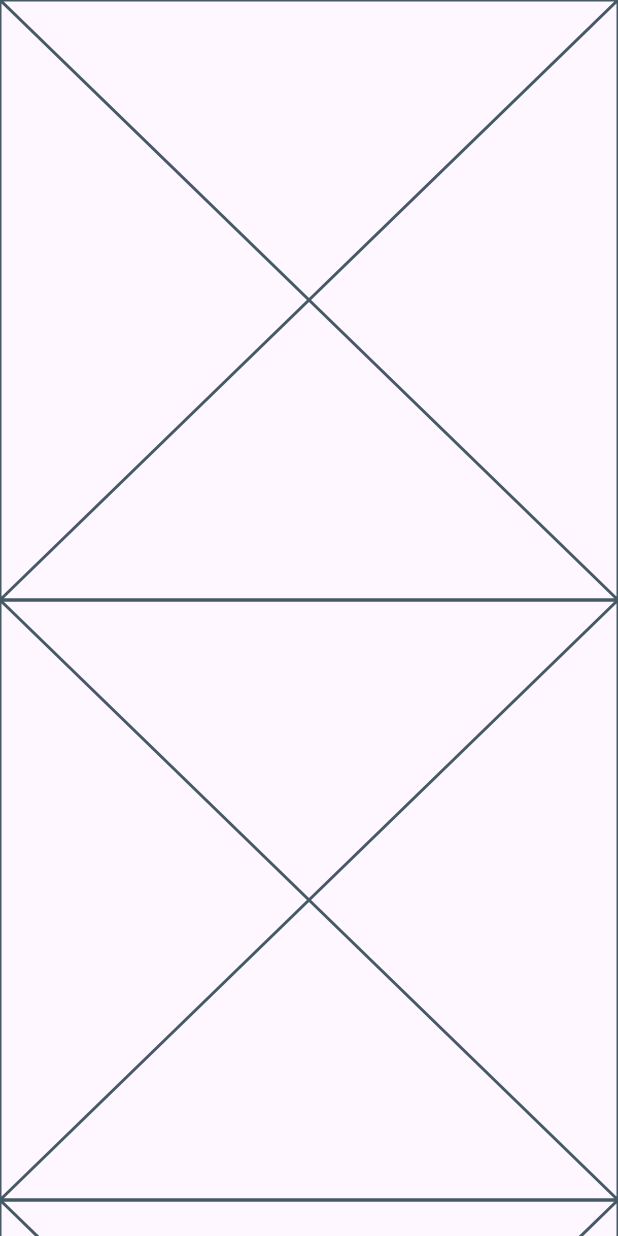
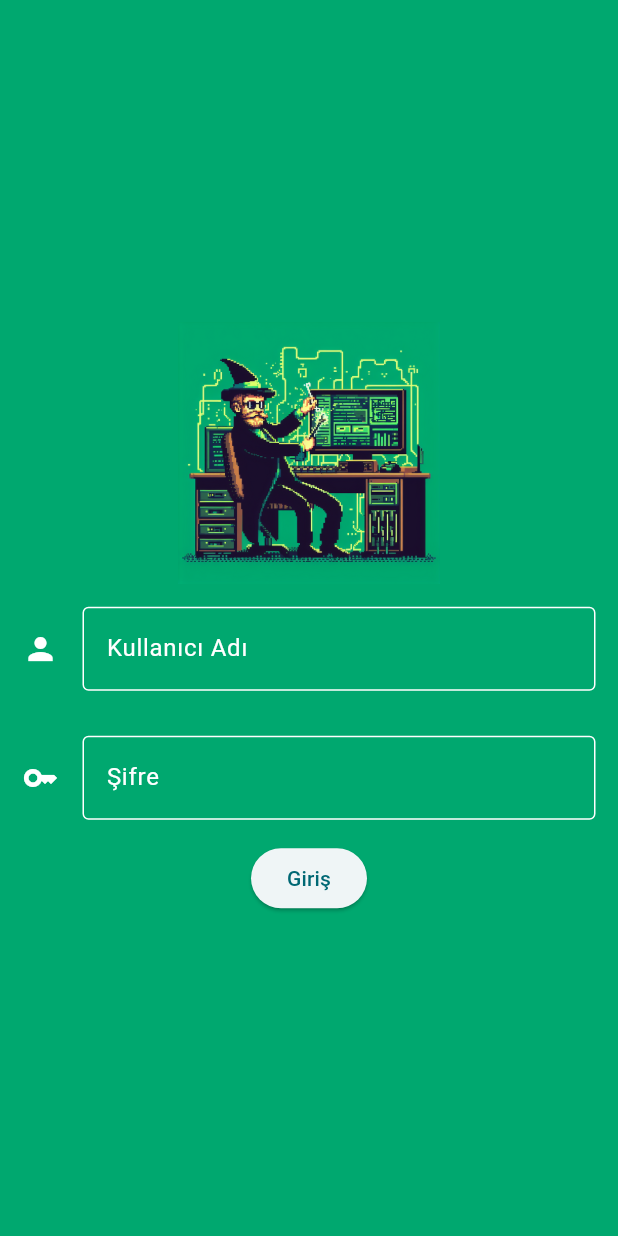
Before and after one commit to emomu/e_learning_app, a Flutter app: the screen it shows after launch, on a phone screen of 412 x 824 dp. Run offline on Flutter 3.47's test engine with Material 3 defaults, Android fonts, the light colour scheme and no system bars; our stand-ins replace equatable, flutter_bloc.

Commit message:
Login sistemi

```diff
--- /dev/null
+++ b/lib/blocs/auth/login/login_bloc.dart
@@ -0,0 +1,41 @@
+import 'package:elearningapp/blocs/auth/login/login_event.dart';
+import 'package:elearningapp/blocs/auth/login/login_state.dart';
+import 'package:elearningapp/views/ui/login/form_subbmission_status.dart';
+import 'package:flutter_bloc/flutter_bloc.dart';
+import 'package:elearningapp/data/repo/auth/login/login_repo.dart';
+
+class LoginBloc extends Bloc<LoginEvent,LoginState>{
+  final LoginRepo? authRepo;
+
+
+
+  LoginBloc({required this.authRepo}) : super(const LoginState()){
+   on<LoginEvent>(
+       (event,emit) async {
+         await mapEventToState(event,emit);
+       },
+   );
+  }
+
+  Future mapEventToState(LoginEvent event,Emitter<LoginState> emit) async {
+    if(event is LoginUsernameChanged){
+      emit(state.copyWrite(username: event.username));
+    }else if(event is LoginPasswordChanged){
+      emit(state.copyWrite(password: event.password));
+    }else if(event is LoginSubmit){
+      emit(state.copyWrite(formStatus: FormSubmitting()));
+    }
+
+    try{
+        await authRepo?.login();
+        emit(state.copyWrite(formStatus: SubmissionSuccess()));
+
+
+    }catch(e){
+      emit(state.copyWrite(formStatus: SubmissionFailed(e)));
+    }
+
+  }
+
+
+}
--- /dev/null
+++ b/lib/blocs/auth/login/login_event.dart
@@ -0,0 +1,29 @@
+import 'package:equatable/equatable.dart';
+abstract class LoginEvent extends Equatable{
+
+}
+
+class LoginUsernameChanged extends LoginEvent{
+  final String username;
+
+  LoginUsernameChanged({required this.username});
+  @override
+  List<Object?> get props => [username];
+
+}
+
+class LoginPasswordChanged extends LoginEvent{
+  final String password;
+
+  LoginPasswordChanged({required this.password});
+
+  @override
+  List<Object?> get props => [password];
+
+}
+
+class LoginSubmit extends LoginEvent{
+  @override
+  List<Object?> get props =>  [];
+
+}
--- /dev/null
+++ b/lib/blocs/auth/login/login_state.dart
@@ -0,0 +1,38 @@
+import 'package:elearningapp/views/ui/login/form_subbmission_status.dart';
+import 'package:equatable/equatable.dart';
+
+class LoginState extends Equatable{
+  final String username;
+  bool get isValidUsername => username.length > 5;
+  final String password;
+  bool get isValidPassword => password.length > 5;
+
+  final FormSubmissionStatus formStatus;
+
+  const LoginState({
+     this.username="",this.password="",this.formStatus = const InitialFormStatus(),
+});
+
+  LoginState copyWrite(
+  {
+    String? username,
+    String? password,
+    FormSubmissionStatus? formStatus
+  }
+      ){
+    return LoginState(
+      username: username ?? this.username,
+      password: password ?? this.password,
+      formStatus: formStatus ?? this.formStatus,
+    );
+  }
+
+
+  @override
+  List<Object?> get props => [
+    username,
+    password,
+    formStatus
+  ];
+
+}
--- a/lib/data/repo/auth/login/login_repo.dart
+++ b/lib/data/repo/auth/login/login_repo.dart
@@ -1,5 +1,4 @@
 class LoginRepo{
-
   Future login() async {
     await Future.delayed(const Duration(seconds: 3));
 
--- a/lib/main.dart
+++ b/lib/main.dart
@@ -15,7 +15,7 @@ class MyApp extends StatelessWidget {
         debugShowCheckedModeBanner: false,
         title: 'Flutter Demo',
         theme: ThemeData(
-          colorScheme: ColorScheme.fromSeed(seedColor: Colors.deepPurple),
+          colorScheme: ColorScheme.fromSeed(seedColor: Colors.white10),
           useMaterial3: true,
         ),
         home: RepositoryProvider(
--- a/lib/views/ui/login/login_screen.dart
+++ b/lib/views/ui/login/login_screen.dart
@@ -1,7 +1,12 @@
+import 'package:elearningapp/blocs/auth/login/login_bloc.dart';
+import 'package:elearningapp/blocs/auth/login/login_state.dart';
+import 'package:elearningapp/data/repo/auth/login/login_repo.dart';
+import 'package:elearningapp/views/ui/login/form_subbmission_status.dart';
 import 'package:elearningapp/views/ui/login/widgets/loginbutton.dart';
 import 'package:elearningapp/views/ui/login/widgets/password_textfield.dart';
 import 'package:elearningapp/views/ui/login/widgets/username_textfield.dart';
 import 'package:flutter/material.dart';
+import 'package:flutter_bloc/flutter_bloc.dart';
 
 class LoginScreen extends StatelessWidget {
   LoginScreen({super.key});
@@ -10,20 +15,45 @@ class LoginScreen extends StatelessWidget {
 
   @override
   Widget build(BuildContext context) {
-    return Scaffold(
+    return BlocProvider(
+      create: (context) => LoginBloc(authRepo: context.read<LoginRepo>()),
+      child: BlocListener<LoginBloc,LoginState>(
+        listenWhen: ((previous,current) => previous.formStatus != current.formStatus),
+        listener: (context,state){
+          final formStatus = state.formStatus;
+          if(formStatus is SubmissionFailed){
+            _showSnackBar(context, formStatus.exception.toString());
+
+          }
+
+        },
+        child: Scaffold(
+          backgroundColor: Color(0xFF00a86f),
           body: Form(
               key: _formKey,
-          child: const Column(
-            mainAxisAlignment: MainAxisAlignment.spaceEvenly,
+              child: Column(
+                mainAxisAlignment: MainAxisAlignment.center,
                 children: [
-              LoginButton(),
+                  SizedBox(
+                    width: 175,
+                      height: 175,
+                      child: Image.asset("resimler/logo.png")),
                   UsernameTextField(),
                   PasswordTextField(),
-              TextField()
+                  LoginButton(formKey: _formKey,),
                 ],
 
 
               )),
+        ),
+
+      ),
     );
   }
+
+  void _showSnackBar(BuildContext context,String message){
+    final snackBar = SnackBar(content: Text(message)
+  );
+    ScaffoldMessenger.of(context).showSnackBar(snackBar);
   }
+}
--- a/lib/views/ui/login/widgets/loginbutton.dart
+++ b/lib/views/ui/login/widgets/loginbutton.dart
@@ -1,10 +1,31 @@
+import 'package:elearningapp/blocs/auth/login/login_event.dart';
+import 'package:elearningapp/views/ui/login/form_subbmission_status.dart';
 import 'package:flutter/material.dart';
+import 'package:flutter_bloc/flutter_bloc.dart';
+import '../../../../blocs/auth/login/login_bloc.dart';
+import '../../../../blocs/auth/login/login_state.dart';
 
 class LoginButton extends StatelessWidget {
-  const LoginButton({super.key});
+  const LoginButton({super.key,required this.formKey});
+
+  final dynamic formKey;
+
 
   @override
   Widget build(BuildContext context) {
-    return const Placeholder();
+    return BlocBuilder<LoginBloc,LoginState>(
+        builder:((context,state){
+          return state.formStatus is FormSubmitting
+              ? Center(child: CircularProgressIndicator())
+              : ElevatedButton(onPressed: (){
+                if(formKey.currentState!.validate())
+                  {
+                    context.read<LoginBloc>().add(LoginSubmit());
+                  }
+          }, child: Text("Giriş"));
+
+
+        })
+    );
   }
 }
--- a/lib/views/ui/login/widgets/password_textfield.dart
+++ b/lib/views/ui/login/widgets/password_textfield.dart
@@ -1,10 +1,42 @@
+import 'package:elearningapp/blocs/auth/login/login_event.dart';
 import 'package:flutter/material.dart';
+import 'package:flutter_bloc/flutter_bloc.dart';
+
+import '../../../../blocs/auth/login/login_bloc.dart';
+import '../../../../blocs/auth/login/login_state.dart';
 
 class PasswordTextField extends StatelessWidget {
   const PasswordTextField({super.key});
 
   @override
   Widget build(BuildContext context) {
-    return const Placeholder();
+    return BlocBuilder<LoginBloc,LoginState>(
+        builder:((context,state){
+          return Padding(
+            padding: const EdgeInsets.all(15.0),
+            child: TextFormField(
+              decoration: InputDecoration
+                (
+                icon: Icon(Icons.key),
+                disabledBorder:OutlineInputBorder(
+                    borderSide: BorderSide(color: Colors.white)
+                ) ,
+                focusedBorder: OutlineInputBorder(
+                    borderSide: BorderSide(color: Colors.white)
+                ),
+                enabledBorder: OutlineInputBorder(
+                    borderSide: BorderSide(color: Colors.white)
+                ),
+                labelText: "Şifre",labelStyle: TextStyle(color: Colors.white),
+                iconColor: Colors.white,
+
+              ),
+              validator: (value) => state.isValidUsername ? null : "Şifre çok kısa",
+              onChanged: (value) => context.read<LoginBloc>().add(LoginPasswordChanged(password: value)),
+            ),
+
+          );
+        })
+    );
   }
 }
--- a/lib/views/ui/login/widgets/username_textfield.dart
+++ b/lib/views/ui/login/widgets/username_textfield.dart
@@ -1,10 +1,41 @@
+import 'package:elearningapp/blocs/auth/login/login_bloc.dart';
+import 'package:elearningapp/blocs/auth/login/login_event.dart';
+import 'package:elearningapp/blocs/auth/login/login_state.dart';
 import 'package:flutter/material.dart';
+import 'package:flutter_bloc/flutter_bloc.dart';
 
 class UsernameTextField extends StatelessWidget {
   const UsernameTextField({super.key});
 
   @override
   Widget build(BuildContext context) {
-    return const Placeholder();
+    return BlocBuilder<LoginBloc,LoginState>(
+      builder:((context,state){
+        return Padding(
+          padding: const EdgeInsets.all(15.0),
+          child: TextFormField(
+            decoration: InputDecoration
+              (
+              icon: Icon(Icons.person),
+              disabledBorder:OutlineInputBorder(
+                  borderSide: BorderSide(color: Colors.white)
+              ) ,
+              focusedBorder: OutlineInputBorder(
+                  borderSide: BorderSide(color: Colors.white)
+              ),
+              enabledBorder: OutlineInputBorder(
+                  borderSide: BorderSide(color: Colors.white)
+              ),
+              labelText: "Kullanıcı Adı",labelStyle: TextStyle(color: Colors.white),
+              iconColor: Colors.white,
+
+            ),
+            validator: (value) => state.isValidUsername ? null : "Kullanıcı adı çok kısa",
+            onChanged: (value) => context.read<LoginBloc>().add(LoginUsernameChanged(username: value)),
+          ),
+
+        );
+      })
+    );
   }
 }
--- a/pubspec.yaml
+++ b/pubspec.yaml
@@ -54,6 +54,8 @@ dev_dependencies:
 
 # The following section is specific to Flutter packages.
 flutter:
+  assets:
+    - resimler/logo.png
 
   # The following line ensures that the Material Icons font is
   # included with your application, so that you can use the icons in
```
Also changed, not shown: resimler/logo.png (added), 9 other files. Lines whose indentation alone changed are shown as unchanged.
